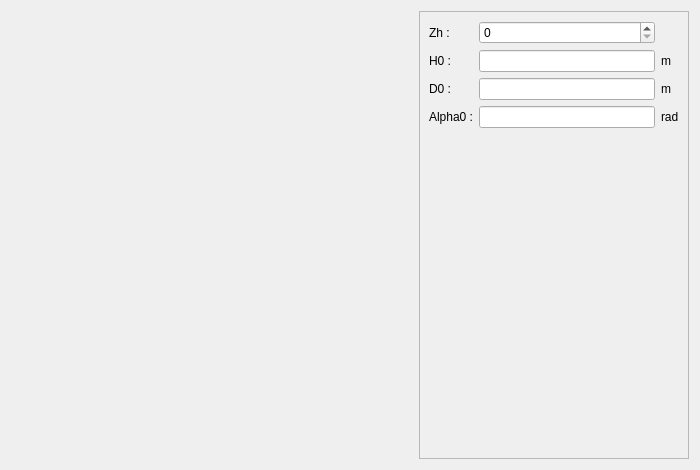
Above: pyleecan/GUI/Dialog/DMachineSetup/SLamParam/DAVDuct/PVentCirc/PVentCirc.ui from Eomys/pyleecan before the change. Below: the same form after it.
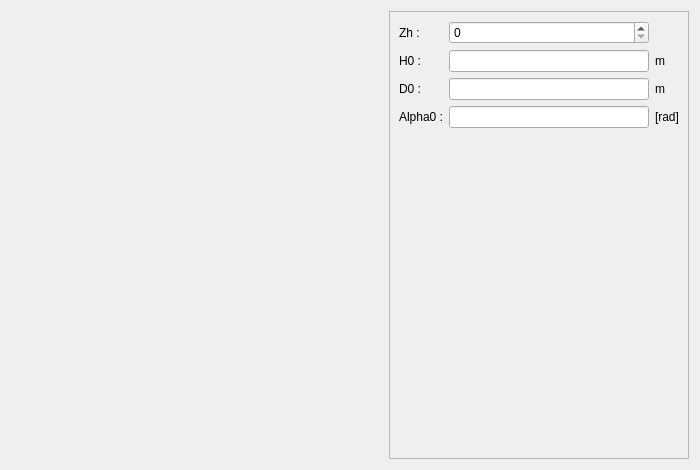
That is the form after the change. Icons and pictures are not drawn. Custom widgets are drawn as their Qt base class.

Patch:
```diff
--- a/pyleecan/GUI/Dialog/DMachineSetup/SLamParam/DAVDuct/PVentCirc/PVentCirc.ui
+++ b/pyleecan/GUI/Dialog/DMachineSetup/SLamParam/DAVDuct/PVentCirc/PVentCirc.ui
@@ -64,13 +64,13 @@
     <widget class="QScrollArea" name="scrollArea">
      <property name="minimumSize">
       <size>
-       <width>270</width>
+       <width>300</width>
        <height>0</height>
       </size>
      </property>
      <property name="maximumSize">
       <size>
-       <width>270</width>
+       <width>300</width>
        <height>16777215</height>
       </size>
      </property>
@@ -82,7 +82,7 @@
        <rect>
         <x>0</x>
         <y>0</y>
-        <width>268</width>
+        <width>298</width>
         <height>446</height>
        </rect>
       </property>
@@ -97,7 +97,14 @@
           </widget>
          </item>
          <item row="0" column="1">
-          <widget class="QSpinBox" name="si_Zh"/>
+          <widget class="QSpinBox" name="si_Zh">
+           <property name="sizePolicy">
+            <sizepolicy hsizetype="Expanding" vsizetype="Fixed">
+             <horstretch>0</horstretch>
+             <verstretch>0</verstretch>
+            </sizepolicy>
+           </property>
+          </widget>
          </item>
          <item row="1" column="0">
           <widget class="QLabel" name="in_H0">
@@ -146,7 +153,7 @@
          <item row="3" column="2">
           <widget class="QLabel" name="unit_Alpha0">
            <property name="text">
-            <string>rad</string>
+            <string>[rad]</string>
            </property>
           </widget>
          </item>
```
